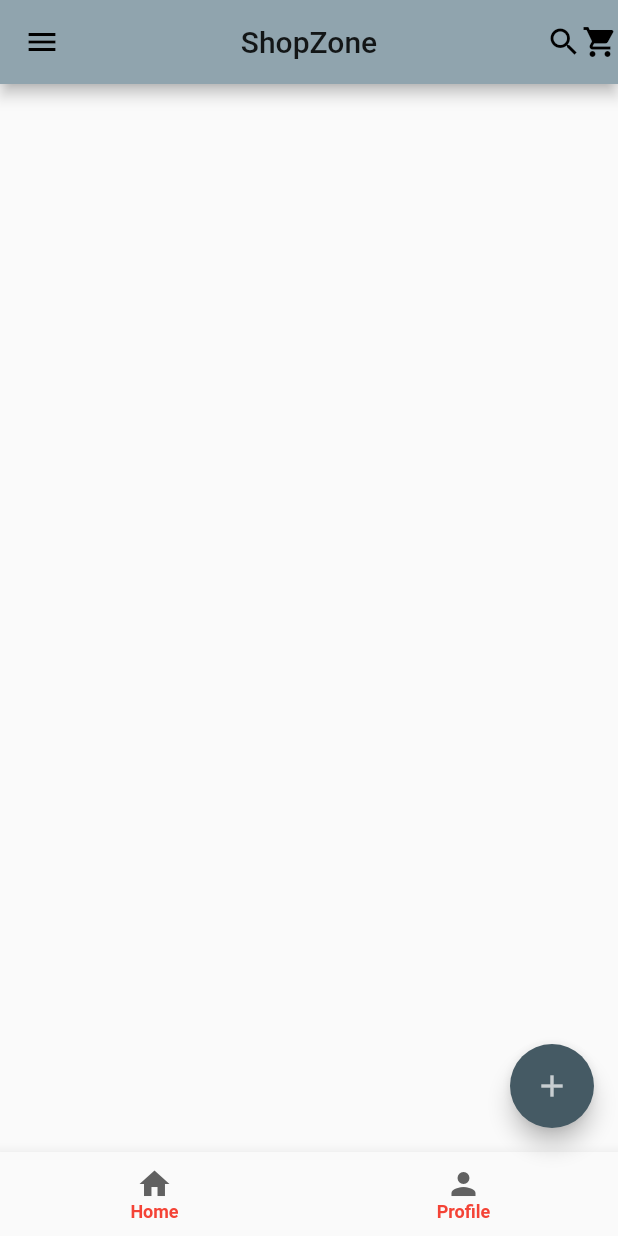
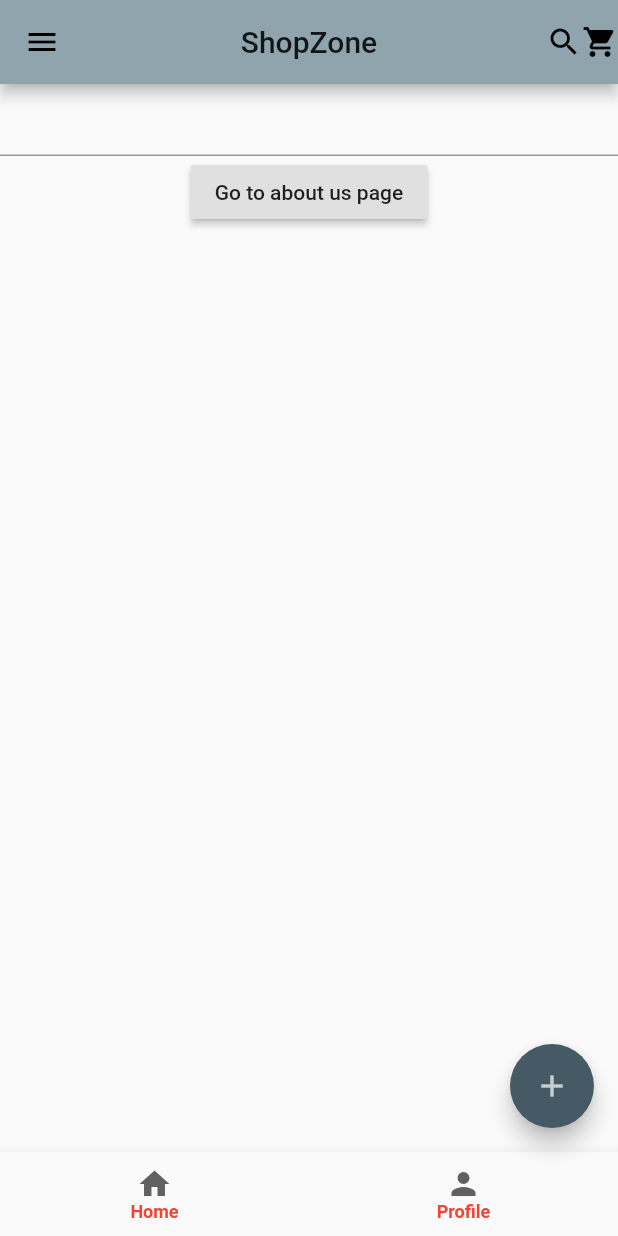
Before and after one commit to priyadarshu/sample_ui_2, a Flutter app: the screen it shows after launch, on a phone screen of 412 x 824 dp. Run offline on Flutter 3.47's test engine with Material 2 defaults, Android fonts, the phone set to English and light mode, and no system bars.

```diff
--- a/lib/screens/home.dart
+++ b/lib/screens/home.dart
@@ -1,8 +1,39 @@
 import 'package:flutter/material.dart';
+import 'package:sample_ui_2/screens/about.dart';
 
-class MyHome extends StatelessWidget {
+class MyHome extends StatefulWidget {
+  @override
+  _MyHomeState createState() => _MyHomeState();
+}
+
+class _MyHomeState extends State<MyHome> {
+  var messageText = TextEditingController();
+  String showMessage = "";
+
   @override
   Widget build(BuildContext context) {
-    return Container();
+    return Container(
+      child: Column(
+        children: <Widget>[
+          TextField(
+            controller: messageText,
+          ),
+          RaisedButton(
+            onPressed: () {
+              setState(() {
+                showMessage = messageText.text;
+              });
+              Navigator.push(
+                context,
+                MaterialPageRoute(builder: (context) {
+                  return About(showMessage);
+                }),
+              );
+            },
+            child: Text('Go to about us page'),
+          ),
+        ],
+      ),
+    );
   }
 }
```
Also changed, not shown: lib/screens/about.dart (added, +21 -0 lines).
